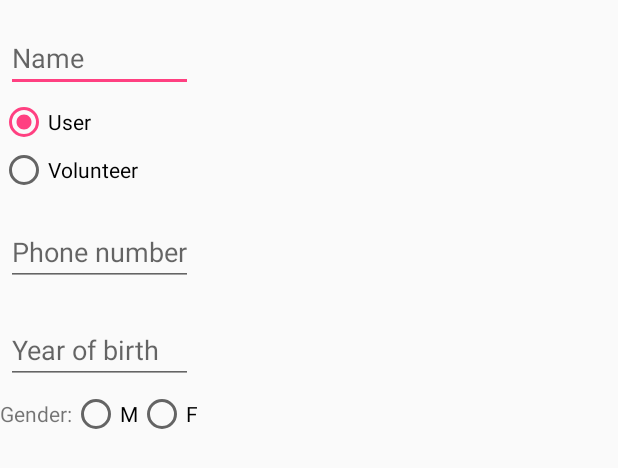
After one commit to dianageo93/commhelp, an Android app: the layout login_dialog.xml on its own in the app's theme, with its tools: preview values and no code run, on a phone screen of 412 x 824 dp. The commit adds this screen. Shown: the top 468 px of the screen. Run offline under Robolectric (Android 15) with nearby library versions, the light colour scheme and no system bars.

Commit message:
login dialog

```diff
--- /dev/null
+++ b/CommunityHelp/app/src/main/res/layout/login_dialog.xml
@@ -0,0 +1,71 @@
+<LinearLayout xmlns:android="http://schemas.android.com/apk/res/android"
+    android:orientation="vertical"
+    android:layout_width="wrap_content"
+    android:layout_height="wrap_content">
+    <EditText
+        android:id="@+id/username"
+        android:inputType="text"
+        android:layout_width="match_parent"
+        android:layout_height="wrap_content"
+        android:layout_marginTop="16dp"
+        android:layout_marginLeft="4dp"
+        android:layout_marginRight="4dp"
+        android:layout_marginBottom="4dp"
+        android:hint="@string/username" />
+    <RadioGroup xmlns:android="http://schemas.android.com/apk/res/android"
+        android:layout_width="fill_parent"
+        android:layout_height="wrap_content"
+        android:checkedButton="@+id/radio_user"
+        android:orientation="vertical">
+        <RadioButton android:id="@id/radio_user"
+            android:layout_width="wrap_content"
+            android:layout_height="wrap_content"
+            android:text="@string/dialog_user"
+            android:onClick="onRadioButtonClicked"/>
+        <RadioButton android:id="@+id/radio_volunteer"
+            android:layout_width="wrap_content"
+            android:layout_height="wrap_content"
+            android:text="@string/dialog_volunteer"
+            android:onClick="onRadioButtonClicked"/>
+    </RadioGroup>
+    <EditText
+        android:id="@+id/phone_number"
+        android:inputType="phone"
+        android:layout_width="match_parent"
+        android:layout_height="wrap_content"
+        android:layout_marginTop="16dp"
+        android:layout_marginLeft="4dp"
+        android:layout_marginRight="4dp"
+        android:layout_marginBottom="4dp"
+        android:hint="@string/dialog_phone_number" />
+    <EditText
+        android:id="@+id/birth_year"
+        android:inputType="date"
+        android:layout_width="match_parent"
+        android:layout_height="wrap_content"
+        android:layout_marginTop="16dp"
+        android:layout_marginLeft="4dp"
+        android:layout_marginRight="4dp"
+        android:layout_marginBottom="4dp"
+        android:hint="@string/dialog_birth_year" />
+
+
+    <RadioGroup xmlns:android="http://schemas.android.com/apk/res/android"
+        android:id="@+id/radio_gender"
+        android:layout_width="fill_parent"
+        android:layout_height="wrap_content"
+        android:orientation="horizontal">
+        <TextView
+            android:layout_width="wrap_content"
+            android:layout_height="wrap_content"
+            android:text="@string/dialog_gender"/>
+        <RadioButton android:id="@+id/radio_m"
+            android:layout_width="wrap_content"
+            android:layout_height="wrap_content"
+            android:text="@string/dialog_male"/>
+        <RadioButton android:id="@+id/radio_f"
+            android:layout_width="wrap_content"
+            android:layout_height="wrap_content"
+            android:text="@string/dialog_female"/>
+    </RadioGroup>
+</LinearLayout>
--- a/CommunityHelp/app/src/main/res/values/strings.xml
+++ b/CommunityHelp/app/src/main/res/values/strings.xml
@@ -6,4 +6,14 @@
 
     <string name="action_settings">Settings</string>
     <string name="button_message">Help!</string>
+    <string name="dialog_login">Onboarding</string>
+    <string name="dialog_register">Register</string>
+    <string name="username">Name</string>
+    <string name="dialog_user">User</string>
+    <string name="dialog_volunteer">Volunteer</string>
+    <string name="dialog_phone_number">Phone number</string>
+    <string name="dialog_birth_year">Year of birth</string>
+    <string name="dialog_gender">Gender:</string>
+    <string name="dialog_male">M</string>
+    <string name="dialog_female">F</string>
 </resources>
```
Also changed, not shown: CommunityHelp/app/src/main/java/commhelp/com/communityhelp/LoginDialogFragment.java (added, +58 -0 lines), CommunityHelp/app/src/main/java/commhelp/com/communityhelp/MainActivity.java (+43 -2 lines), 1 other file.
